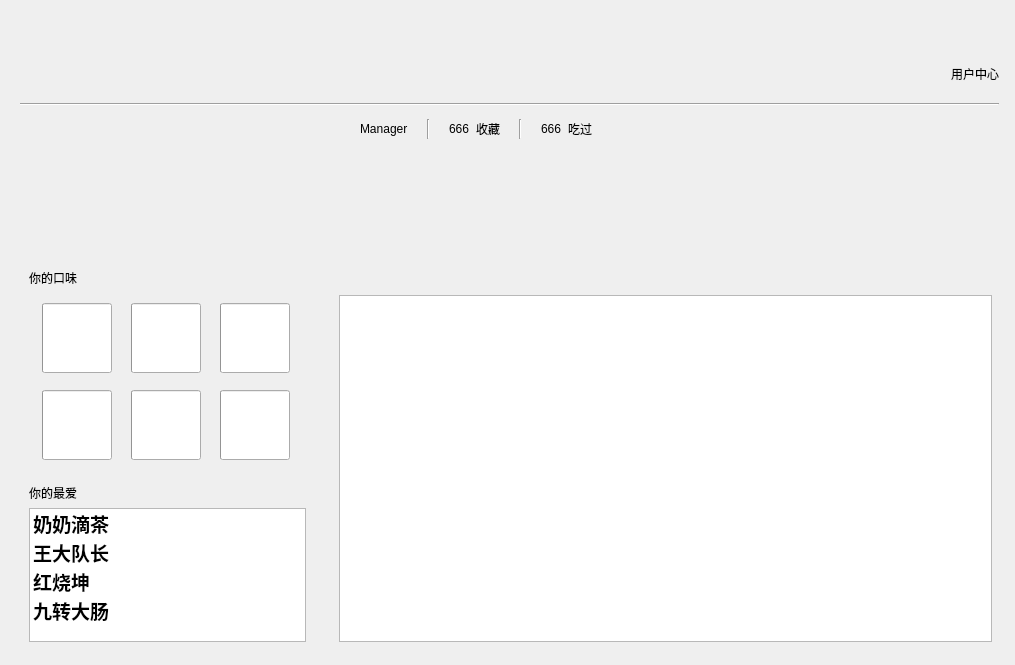
This is User/MyUserWidget_ui.ui in AugetyVolta/BUAA-Python-2023 as Qt 5 draws it before an edit. The edited form follows.
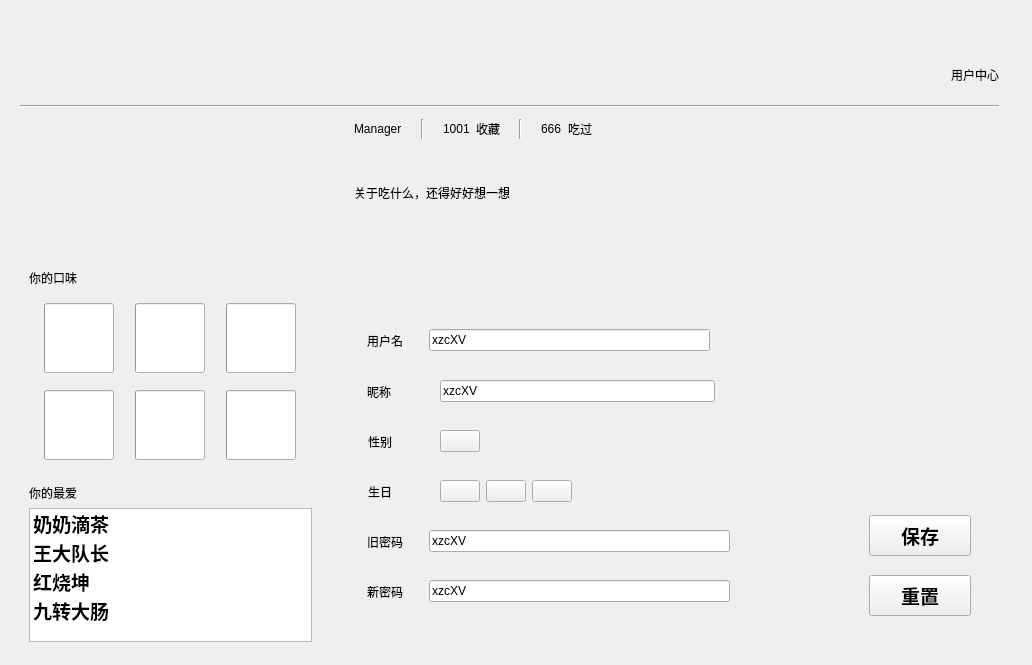
This is the edited form. Custom widgets are drawn as their Qt base class.

Commit message: feat(UserWidget):实现了用户个人中心信息展示和编辑界面

```diff
--- a/User/MyUserWidget_ui.ui
+++ b/User/MyUserWidget_ui.ui
@@ -6,7 +6,7 @@
    <rect>
     <x>0</x>
     <y>0</y>
-    <width>1015</width>
+    <width>1032</width>
     <height>665</height>
    </rect>
   </property>
@@ -19,7 +19,7 @@
      <x>20</x>
      <y>50</y>
      <width>979</width>
-     <height>56</height>
+     <height>58</height>
     </rect>
    </property>
    <layout class="QVBoxLayout" name="verticalLayout">
@@ -172,9 +172,9 @@
              </spacer>
             </item>
             <item>
-             <widget class="BodyLabel" name="BodyLabel_2">
+             <widget class="BodyLabel" name="FavouriteNum">
               <property name="text">
-               <string>666</string>
+               <string>1001</string>
               </property>
               <property name="pixelFontSize" stdset="0">
                <number>20</number>
@@ -287,6 +287,32 @@
           </property>
          </spacer>
         </item>
+        <item>
+         <widget class="CaptionLabel" name="SignatureLable">
+          <property name="text">
+           <string>关于吃什么，还得好好想一想</string>
+          </property>
+          <property name="pixelFontSize" stdset="0">
+           <number>18</number>
+          </property>
+         </widget>
+        </item>
+        <item>
+         <spacer name="verticalSpacer_4">
+          <property name="orientation">
+           <enum>Qt::Vertical</enum>
+          </property>
+          <property name="sizeType">
+           <enum>QSizePolicy::Fixed</enum>
+          </property>
+          <property name="sizeHint" stdset="0">
+           <size>
+            <width>20</width>
+            <height>40</height>
+           </size>
+          </property>
+         </spacer>
+        </item>
        </layout>
       </item>
      </layout>
@@ -298,7 +324,7 @@
     <rect>
      <x>20</x>
      <y>260</y>
-     <width>295</width>
+     <width>301</width>
      <height>391</height>
     </rect>
    </property>
@@ -556,9 +582,9 @@
      <height>391</height>
     </rect>
    </property>
-   <layout class="QVBoxLayout" name="verticalLayout_6">
+   <layout class="QVBoxLayout" name="verticalLayout_7">
     <item>
-     <layout class="QHBoxLayout" name="horizontalLayout_6">
+     <layout class="QVBoxLayout" name="verticalLayout_6">
       <item>
        <widget class="SegmentedWidget" name="SegmentedWidget"/>
       </item>
@@ -578,18 +604,907 @@
      </layout>
     </item>
     <item>
-     <widget class="ListWidget" name="ListWidget_2"/>
+     <widget class="QStackedWidget" name="stackedWidget">
+      <property name="currentIndex">
+       <number>1</number>
+      </property>
+      <widget class="QWidget" name="page_3">
+       <widget class="QWidget" name="layoutWidget_3">
+        <property name="geometry">
+         <rect>
+          <x>0</x>
+          <y>80</y>
+          <width>651</width>
+          <height>53</height>
+         </rect>
+        </property>
+        <layout class="QHBoxLayout" name="horizontalLayout_10">
+         <item>
+          <spacer name="horizontalSpacer_14">
+           <property name="orientation">
+            <enum>Qt::Horizontal</enum>
+           </property>
+           <property name="sizeType">
+            <enum>QSizePolicy::Fixed</enum>
+           </property>
+           <property name="sizeHint" stdset="0">
+            <size>
+             <width>28</width>
+             <height>20</height>
+            </size>
+           </property>
+          </spacer>
+         </item>
+         <item>
+          <widget class="SubtitleLabel" name="SubtitleLabel_4">
+           <property name="text">
+            <string>昵称</string>
+           </property>
+           <property name="pixelFontSize" stdset="0">
+            <number>24</number>
+           </property>
+          </widget>
+         </item>
+         <item>
+          <spacer name="horizontalSpacer_15">
+           <property name="orientation">
+            <enum>Qt::Horizontal</enum>
+           </property>
+           <property name="sizeType">
+            <enum>QSizePolicy::Fixed</enum>
+           </property>
+           <property name="sizeHint" stdset="0">
+            <size>
+             <width>43</width>
+             <height>20</height>
+            </size>
+           </property>
+          </spacer>
+         </item>
+         <item>
+          <widget class="CardWidget" name="CardWidget_6">
+           <property name="minimumSize">
+            <size>
+             <width>251</width>
+             <height>51</height>
+            </size>
+           </property>
+           <property name="maximumSize">
+            <size>
+             <width>251</width>
+             <height>51</height>
+            </size>
+           </property>
+           <layout class="QVBoxLayout" name="verticalLayout_9">
+            <item>
+             <widget class="BodyLabel" name="BodyLabel_3">
+              <property name="text">
+               <string>小猪佩奇</string>
+              </property>
+              <property name="pixelFontSize" stdset="0">
+               <number>18</number>
+              </property>
+             </widget>
+            </item>
+           </layout>
+          </widget>
+         </item>
+         <item>
+          <spacer name="horizontalSpacer_16">
+           <property name="orientation">
+            <enum>Qt::Horizontal</enum>
+           </property>
+           <property name="sizeHint" stdset="0">
+            <size>
+             <width>278</width>
+             <height>20</height>
+            </size>
+           </property>
+          </spacer>
+         </item>
+        </layout>
+       </widget>
+       <widget class="QWidget" name="layoutWidget_4">
+        <property name="geometry">
+         <rect>
+          <x>0</x>
+          <y>200</y>
+          <width>651</width>
+          <height>53</height>
+         </rect>
+        </property>
+        <layout class="QHBoxLayout" name="horizontalLayout_12">
+         <item>
+          <spacer name="horizontalSpacer_20">
+           <property name="orientation">
+            <enum>Qt::Horizontal</enum>
+           </property>
+           <property name="sizeType">
+            <enum>QSizePolicy::Fixed</enum>
+           </property>
+           <property name="sizeHint" stdset="0">
+            <size>
+             <width>29</width>
+             <height>20</height>
+            </size>
+           </property>
+          </spacer>
+         </item>
+         <item>
+          <widget class="SubtitleLabel" name="SubtitleLabel_6">
+           <property name="text">
+            <string>生日</string>
+           </property>
+           <property name="pixelFontSize" stdset="0">
+            <number>24</number>
+           </property>
+          </widget>
+         </item>
+         <item>
+          <spacer name="horizontalSpacer_21">
+           <property name="orientation">
+            <enum>Qt::Horizontal</enum>
+           </property>
+           <property name="sizeType">
+            <enum>QSizePolicy::Fixed</enum>
+           </property>
+           <property name="sizeHint" stdset="0">
+            <size>
+             <width>42</width>
+             <height>20</height>
+            </size>
+           </property>
+          </spacer>
+         </item>
+         <item>
+          <widget class="CardWidget" name="CardWidget_8">
+           <property name="minimumSize">
+            <size>
+             <width>251</width>
+             <height>51</height>
+            </size>
+           </property>
+           <property name="maximumSize">
+            <size>
+             <width>251</width>
+             <height>51</height>
+            </size>
+           </property>
+           <layout class="QVBoxLayout" name="verticalLayout_11">
+            <item>
+             <widget class="BodyLabel" name="BodyLabel_6">
+              <property name="text">
+               <string>2000-01-01</string>
+              </property>
+              <property name="pixelFontSize" stdset="0">
+               <number>18</number>
+              </property>
+             </widget>
+            </item>
+           </layout>
+          </widget>
+         </item>
+         <item>
+          <spacer name="horizontalSpacer_22">
+           <property name="orientation">
+            <enum>Qt::Horizontal</enum>
+           </property>
+           <property name="sizeHint" stdset="0">
+            <size>
+             <width>248</width>
+             <height>20</height>
+            </size>
+           </property>
+          </spacer>
+         </item>
+        </layout>
+       </widget>
+       <widget class="QWidget" name="layoutWidget_5">
+        <property name="geometry">
+         <rect>
+          <x>0</x>
+          <y>20</y>
+          <width>651</width>
+          <height>53</height>
+         </rect>
+        </property>
+        <layout class="QHBoxLayout" name="horizontalLayout_9">
+         <item>
+          <spacer name="horizontalSpacer_12">
+           <property name="orientation">
+            <enum>Qt::Horizontal</enum>
+           </property>
+           <property name="sizeType">
+            <enum>QSizePolicy::Fixed</enum>
+           </property>
+           <property name="sizeHint" stdset="0">
+            <size>
+             <width>28</width>
+             <height>20</height>
+            </size>
+           </property>
+          </spacer>
+         </item>
+         <item>
+          <widget class="SubtitleLabel" name="SubtitleLabel_3">
+           <property name="text">
+            <string>用户名</string>
+           </property>
+           <property name="pixelFontSize" stdset="0">
+            <number>24</number>
+           </property>
+          </widget>
+         </item>
+         <item>
+          <spacer name="horizontalSpacer_13">
+           <property name="orientation">
+            <enum>Qt::Horizontal</enum>
+           </property>
+           <property name="sizeType">
+            <enum>QSizePolicy::Fixed</enum>
+           </property>
+           <property name="sizeHint" stdset="0">
+            <size>
+             <width>18</width>
+             <height>20</height>
+            </size>
+           </property>
+          </spacer>
+         </item>
+         <item>
+          <widget class="CardWidget" name="CardWidget_5">
+           <property name="sizePolicy">
+            <sizepolicy hsizetype="Fixed" vsizetype="Fixed">
+             <horstretch>0</horstretch>
+             <verstretch>0</verstretch>
+            </sizepolicy>
+           </property>
+           <property name="minimumSize">
+            <size>
+             <width>251</width>
+             <height>51</height>
+            </size>
+           </property>
+           <property name="maximumSize">
+            <size>
+             <width>251</width>
+             <height>51</height>
+            </size>
+           </property>
+           <layout class="QVBoxLayout" name="verticalLayout_8">
+            <item>
+             <widget class="BodyLabel" name="BodyLabel_2">
+              <property name="text">
+               <string>This is the only indentity</string>
+              </property>
+              <property name="pixelFontSize" stdset="0">
+               <number>18</number>
+              </property>
+             </widget>
+            </item>
+           </layout>
+          </widget>
+         </item>
+         <item>
+          <spacer name="horizontalSpacer_11">
+           <property name="orientation">
+            <enum>Qt::Horizontal</enum>
+           </property>
+           <property name="sizeHint" stdset="0">
+            <size>
+             <width>278</width>
+             <height>20</height>
+            </size>
+           </property>
+          </spacer>
+         </item>
+        </layout>
+       </widget>
+       <widget class="QWidget" name="layoutWidget_6">
+        <property name="geometry">
+         <rect>
+          <x>0</x>
+          <y>140</y>
+          <width>651</width>
+          <height>53</height>
+         </rect>
+        </property>
+        <layout class="QHBoxLayout" name="horizontalLayout_11">
+         <item>
+          <spacer name="horizontalSpacer_17">
+           <property name="orientation">
+            <enum>Qt::Horizontal</enum>
+           </property>
+           <property name="sizeType">
+            <enum>QSizePolicy::Fixed</enum>
+           </property>
+           <property name="sizeHint" stdset="0">
+            <size>
+             <width>29</width>
+             <height>20</height>
+            </size>
+           </property>
+          </spacer>
+         </item>
+         <item>
+          <widget class="SubtitleLabel" name="SubtitleLabel_5">
+           <property name="text">
+            <string>性别</string>
+           </property>
+           <property name="pixelFontSize" stdset="0">
+            <number>24</number>
+           </property>
+          </widget>
+         </item>
+         <item>
+          <spacer name="horizontalSpacer_18">
+           <property name="orientation">
+            <enum>Qt::Horizontal</enum>
+           </property>
+           <property name="sizeType">
+            <enum>QSizePolicy::Fixed</enum>
+           </property>
+           <property name="sizeHint" stdset="0">
+            <size>
+             <width>42</width>
+             <height>20</height>
+            </size>
+           </property>
+          </spacer>
+         </item>
+         <item>
+          <widget class="CardWidget" name="CardWidget_7">
+           <property name="minimumSize">
+            <size>
+             <width>251</width>
+             <height>51</height>
+            </size>
+           </property>
+           <property name="maximumSize">
+            <size>
+             <width>251</width>
+             <height>51</height>
+            </size>
+           </property>
+           <layout class="QVBoxLayout" name="verticalLayout_10">
+            <item>
+             <widget class="BodyLabel" name="BodyLabel_5">
+              <property name="text">
+               <string>男</string>
+              </property>
+              <property name="pixelFontSize" stdset="0">
+               <number>18</number>
+              </property>
+             </widget>
+            </item>
+           </layout>
+          </widget>
+         </item>
+         <item>
+          <spacer name="horizontalSpacer_19">
+           <property name="orientation">
+            <enum>Qt::Horizontal</enum>
+           </property>
+           <property name="sizeHint" stdset="0">
+            <size>
+             <width>248</width>
+             <height>20</height>
+            </size>
+           </property>
+          </spacer>
+         </item>
+        </layout>
+       </widget>
+      </widget>
+      <widget class="QWidget" name="page_4">
+       <widget class="PushButton" name="PushButton">
+        <property name="geometry">
+         <rect>
+          <x>530</x>
+          <y>220</y>
+          <width>102</width>
+          <height>41</height>
+         </rect>
+        </property>
+        <property name="font">
+         <font>
+          <pointsize>14</pointsize>
+          <weight>75</weight>
+          <bold>true</bold>
+         </font>
+        </property>
+        <property name="text">
+         <string>保存</string>
+        </property>
+       </widget>
+       <widget class="PushButton" name="PushButton_2">
+        <property name="geometry">
+         <rect>
+          <x>530</x>
+          <y>280</y>
+          <width>102</width>
+          <height>41</height>
+         </rect>
+        </property>
+        <property name="font">
+         <font>
+          <pointsize>14</pointsize>
+          <weight>75</weight>
+          <bold>true</bold>
+         </font>
+        </property>
+        <property name="text">
+         <string>重置</string>
+        </property>
+       </widget>
+       <widget class="QWidget" name="layoutWidget_16">
+        <property name="geometry">
+         <rect>
+          <x>0</x>
+          <y>220</y>
+          <width>391</width>
+          <height>53</height>
+         </rect>
+        </property>
+        <layout class="QHBoxLayout" name="horizontalLayout_25">
+         <item>
+          <spacer name="horizontalSpacer_59">
+           <property name="orientation">
+            <enum>Qt::Horizontal</enum>
+           </property>
+           <property name="sizeType">
+            <enum>QSizePolicy::Fixed</enum>
+           </property>
+           <property name="sizeHint" stdset="0">
+            <size>
+             <width>28</width>
+             <height>20</height>
+            </size>
+           </property>
+          </spacer>
+         </item>
+         <item>
+          <widget class="SubtitleLabel" name="SubtitleLabel_19">
+           <property name="text">
+            <string>旧密码</string>
+           </property>
+           <property name="pixelFontSize" stdset="0">
+            <number>22</number>
+           </property>
+          </widget>
+         </item>
+         <item>
+          <spacer name="horizontalSpacer_60">
+           <property name="orientation">
+            <enum>Qt::Horizontal</enum>
+           </property>
+           <property name="sizeType">
+            <enum>QSizePolicy::Fixed</enum>
+           </property>
+           <property name="sizeHint" stdset="0">
+            <size>
+             <width>20</width>
+             <height>20</height>
+            </size>
+           </property>
+          </spacer>
+         </item>
+         <item>
+          <widget class="LineEdit" name="LineEdit_3">
+           <property name="font">
+            <font>
+             <weight>50</weight>
+             <bold>false</bold>
+            </font>
+           </property>
+           <property name="text">
+            <string>xzcXV</string>
+           </property>
+          </widget>
+         </item>
+        </layout>
+       </widget>
+       <widget class="QWidget" name="layoutWidget_7">
+        <property name="geometry">
+         <rect>
+          <x>0</x>
+          <y>70</y>
+          <width>651</width>
+          <height>53</height>
+         </rect>
+        </property>
+        <layout class="QHBoxLayout" name="horizontalLayout_16">
+         <item>
+          <spacer name="horizontalSpacer_32">
+           <property name="orientation">
+            <enum>Qt::Horizontal</enum>
+           </property>
+           <property name="sizeType">
+            <enum>QSizePolicy::Fixed</enum>
+           </property>
+           <property name="sizeHint" stdset="0">
+            <size>
+             <width>28</width>
+             <height>20</height>
+            </size>
+           </property>
+          </spacer>
+         </item>
+         <item>
+          <widget class="SubtitleLabel" name="SubtitleLabel_10">
+           <property name="text">
+            <string>昵称</string>
+           </property>
+           <property name="pixelFontSize" stdset="0">
+            <number>22</number>
+           </property>
+          </widget>
+         </item>
+         <item>
+          <spacer name="horizontalSpacer_33">
+           <property name="orientation">
+            <enum>Qt::Horizontal</enum>
+           </property>
+           <property name="sizeType">
+            <enum>QSizePolicy::Fixed</enum>
+           </property>
+           <property name="sizeHint" stdset="0">
+            <size>
+             <width>43</width>
+             <height>20</height>
+            </size>
+           </property>
+          </spacer>
+         </item>
+         <item>
+          <widget class="LineEdit" name="LineEdit">
+           <property name="font">
+            <font>
+             <weight>50</weight>
+             <bold>false</bold>
+            </font>
+           </property>
+           <property name="text">
+            <string>xzcXV</string>
+           </property>
+          </widget>
+         </item>
+         <item>
+          <spacer name="horizontalSpacer_34">
+           <property name="orientation">
+            <enum>Qt::Horizontal</enum>
+           </property>
+           <property name="sizeHint" stdset="0">
+            <size>
+             <width>253</width>
+             <height>20</height>
+            </size>
+           </property>
+          </spacer>
+         </item>
+        </layout>
+       </widget>
+       <widget class="QWidget" name="layoutWidget_8">
+        <property name="geometry">
+         <rect>
+          <x>0</x>
+          <y>120</y>
+          <width>651</width>
+          <height>53</height>
+         </rect>
+        </property>
+        <layout class="QHBoxLayout" name="horizontalLayout_13">
+         <item>
+          <spacer name="horizontalSpacer_23">
+           <property name="orientation">
+            <enum>Qt::Horizontal</enum>
+           </property>
+           <property name="sizeType">
+            <enum>QSizePolicy::Fixed</enum>
+           </property>
+           <property name="sizeHint" stdset="0">
+            <size>
+             <width>29</width>
+             <height>20</height>
+            </size>
+           </property>
+          </spacer>
+         </item>
+         <item>
+          <widget class="SubtitleLabel" name="SubtitleLabel_7">
+           <property name="text">
+            <string>性别</string>
+           </property>
+           <property name="pixelFontSize" stdset="0">
+            <number>22</number>
+           </property>
+          </widget>
+         </item>
+         <item>
+          <spacer name="horizontalSpacer_24">
+           <property name="orientation">
+            <enum>Qt::Horizontal</enum>
+           </property>
+           <property name="sizeType">
+            <enum>QSizePolicy::Fixed</enum>
+           </property>
+           <property name="sizeHint" stdset="0">
+            <size>
+             <width>42</width>
+             <height>20</height>
+            </size>
+           </property>
+          </spacer>
+         </item>
+         <item>
+          <widget class="ComboBox" name="ComboBox"/>
+         </item>
+         <item>
+          <spacer name="horizontalSpacer_25">
+           <property name="orientation">
+            <enum>Qt::Horizontal</enum>
+           </property>
+           <property name="sizeHint" stdset="0">
+            <size>
+             <width>248</width>
+             <height>20</height>
+            </size>
+           </property>
+          </spacer>
+         </item>
+        </layout>
+       </widget>
+       <widget class="QWidget" name="layoutWidget_9">
+        <property name="geometry">
+         <rect>
+          <x>0</x>
+          <y>20</y>
+          <width>651</width>
+          <height>51</height>
+         </rect>
+        </property>
+        <layout class="QHBoxLayout" name="horizontalLayout_15">
+         <item>
+          <spacer name="horizontalSpacer_29">
+           <property name="orientation">
+            <enum>Qt::Horizontal</enum>
+           </property>
+           <property name="sizeType">
+            <enum>QSizePolicy::Fixed</enum>
+           </property>
+           <property name="sizeHint" stdset="0">
+            <size>
+             <width>28</width>
+             <height>20</height>
+            </size>
+           </property>
+          </spacer>
+         </item>
+         <item>
+          <widget class="SubtitleLabel" name="SubtitleLabel_9">
+           <property name="text">
+            <string>用户名</string>
+           </property>
+           <property name="pixelFontSize" stdset="0">
+            <number>22</number>
+           </property>
+          </widget>
+         </item>
+         <item>
+          <spacer name="horizontalSpacer_30">
+           <property name="orientation">
+            <enum>Qt::Horizontal</enum>
+           </property>
+           <property name="sizeType">
+            <enum>QSizePolicy::Fixed</enum>
+           </property>
+           <property name="sizeHint" stdset="0">
+            <size>
+             <width>20</width>
+             <height>20</height>
+            </size>
+           </property>
+          </spacer>
+         </item>
+         <item>
+          <widget class="LineEdit" name="LineEdit_2">
+           <property name="font">
+            <font>
+             <weight>50</weight>
+             <bold>false</bold>
+            </font>
+           </property>
+           <property name="text">
+            <string>xzcXV</string>
+           </property>
+          </widget>
+         </item>
+         <item>
+          <spacer name="horizontalSpacer_31">
+           <property name="orientation">
+            <enum>Qt::Horizontal</enum>
+           </property>
+           <property name="sizeHint" stdset="0">
+            <size>
+             <width>257</width>
+             <height>20</height>
+            </size>
+           </property>
+          </spacer>
+         </item>
+        </layout>
+       </widget>
+       <widget class="QWidget" name="layoutWidget_10">
+        <property name="geometry">
+         <rect>
+          <x>0</x>
+          <y>170</y>
+          <width>651</width>
+          <height>53</height>
+         </rect>
+        </property>
+        <layout class="QHBoxLayout" name="horizontalLayout_14">
+         <item>
+          <spacer name="horizontalSpacer_26">
+           <property name="orientation">
+            <enum>Qt::Horizontal</enum>
+           </property>
+           <property name="sizeType">
+            <enum>QSizePolicy::Fixed</enum>
+           </property>
+           <property name="sizeHint" stdset="0">
+            <size>
+             <width>29</width>
+             <height>20</height>
+            </size>
+           </property>
+          </spacer>
+         </item>
+         <item>
+          <widget class="SubtitleLabel" name="SubtitleLabel_8">
+           <property name="text">
+            <string>生日</string>
+           </property>
+           <property name="pixelFontSize" stdset="0">
+            <number>22</number>
+           </property>
+          </widget>
+         </item>
+         <item>
+          <spacer name="horizontalSpacer_27">
+           <property name="orientation">
+            <enum>Qt::Horizontal</enum>
+           </property>
+           <property name="sizeType">
+            <enum>QSizePolicy::Fixed</enum>
+           </property>
+           <property name="sizeHint" stdset="0">
+            <size>
+             <width>42</width>
+             <height>20</height>
+            </size>
+           </property>
+          </spacer>
+         </item>
+         <item>
+          <widget class="ComboBox" name="ComboBox_3"/>
+         </item>
+         <item>
+          <widget class="ComboBox" name="ComboBox_4"/>
+         </item>
+         <item>
+          <widget class="ComboBox" name="ComboBox_5"/>
+         </item>
+         <item>
+          <spacer name="horizontalSpacer_35">
+           <property name="orientation">
+            <enum>Qt::Horizontal</enum>
+           </property>
+           <property name="sizeHint" stdset="0">
+            <size>
+             <width>40</width>
+             <height>20</height>
+            </size>
+           </property>
+          </spacer>
+         </item>
+        </layout>
+       </widget>
+       <widget class="QWidget" name="layoutWidget_17">
+        <property name="geometry">
+         <rect>
+          <x>0</x>
+          <y>270</y>
+          <width>391</width>
+          <height>53</height>
+         </rect>
+        </property>
+        <layout class="QHBoxLayout" name="horizontalLayout_26">
+         <item>
+          <spacer name="horizontalSpacer_62">
+           <property name="orientation">
+            <enum>Qt::Horizontal</enum>
+           </property>
+           <property name="sizeType">
+            <enum>QSizePolicy::Fixed</enum>
+           </property>
+           <property name="sizeHint" stdset="0">
+            <size>
+             <width>28</width>
+             <height>20</height>
+            </size>
+           </property>
+          </spacer>
+         </item>
+         <item>
+          <widget class="SubtitleLabel" name="SubtitleLabel_20">
+           <property name="text">
+            <string>新密码</string>
+           </property>
+           <property name="pixelFontSize" stdset="0">
+            <number>22</number>
+           </property>
+          </widget>
+         </item>
+         <item>
+          <spacer name="horizontalSpacer_63">
+           <property name="orientation">
+            <enum>Qt::Horizontal</enum>
+           </property>
+           <property name="sizeType">
+            <enum>QSizePolicy::Fixed</enum>
+           </property>
+           <property name="sizeHint" stdset="0">
+            <size>
+             <width>20</width>
+             <height>20</height>
+            </size>
+           </property>
+          </spacer>
+         </item>
+         <item>
+          <widget class="LineEdit" name="LineEdit_4">
+           <property name="font">
+            <font>
+             <weight>50</weight>
+             <bold>false</bold>
+            </font>
+           </property>
+           <property name="text">
+            <string>xzcXV</string>
+           </property>
+          </widget>
+         </item>
+        </layout>
+       </widget>
+      </widget>
+     </widget>
     </item>
    </layout>
   </widget>
  </widget>
  <customwidgets>
+  <customwidget>
+   <class>ComboBox</class>
+   <extends>QPushButton</extends>
+   <header>qfluentwidgets</header>
+  </customwidget>
+  <customwidget>
+   <class>PushButton</class>
+   <extends>QPushButton</extends>
+   <header>qfluentwidgets</header>
+  </customwidget>
   <customwidget>
    <class>CardWidget</class>
    <extends>QFrame</extends>
    <header>qfluentwidgets</header>
    <container>1</container>
   </customwidget>
+  <customwidget>
+   <class>CaptionLabel</class>
+   <extends>QLabel</extends>
+   <header>qfluentwidgets</header>
+  </customwidget>
   <customwidget>
    <class>BodyLabel</class>
    <extends>QLabel</extends>
@@ -635,6 +1550,11 @@
    <extends>QProgressBar</extends>
    <header>qfluentwidgets</header>
   </customwidget>
+  <customwidget>
+   <class>LineEdit</class>
+   <extends>QLineEdit</extends>
+   <header>qfluentwidgets</header>
+  </customwidget>
   <customwidget>
    <class>ListWidget</class>
    <extends>QListWidget</extends>
```
Left out of the diff: 52 changed lines with no effect on the pictures. The commit also changes 5 other files.
